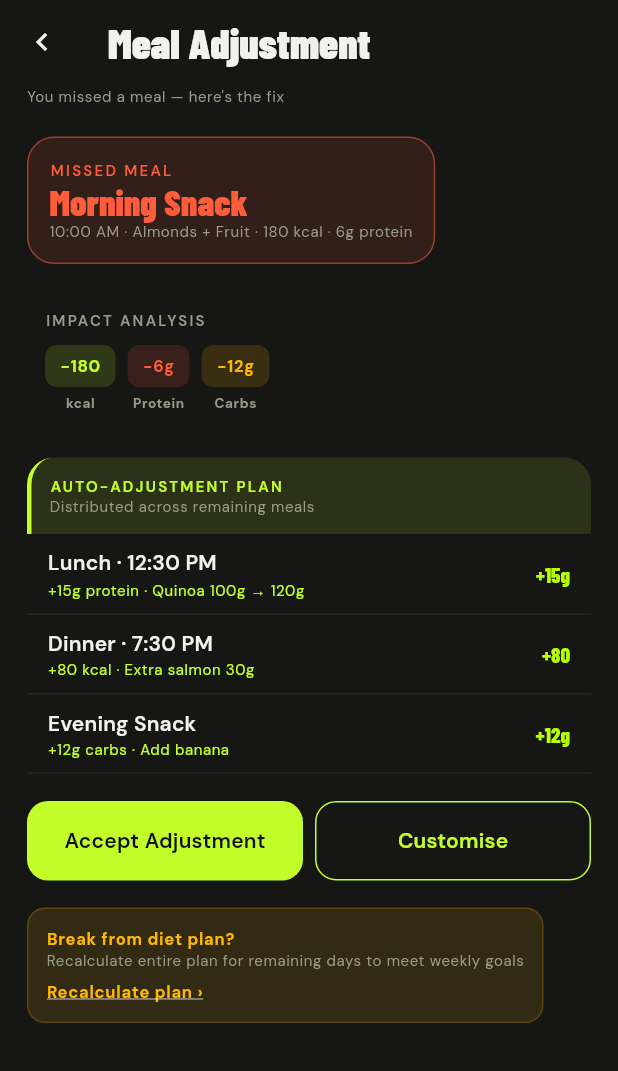
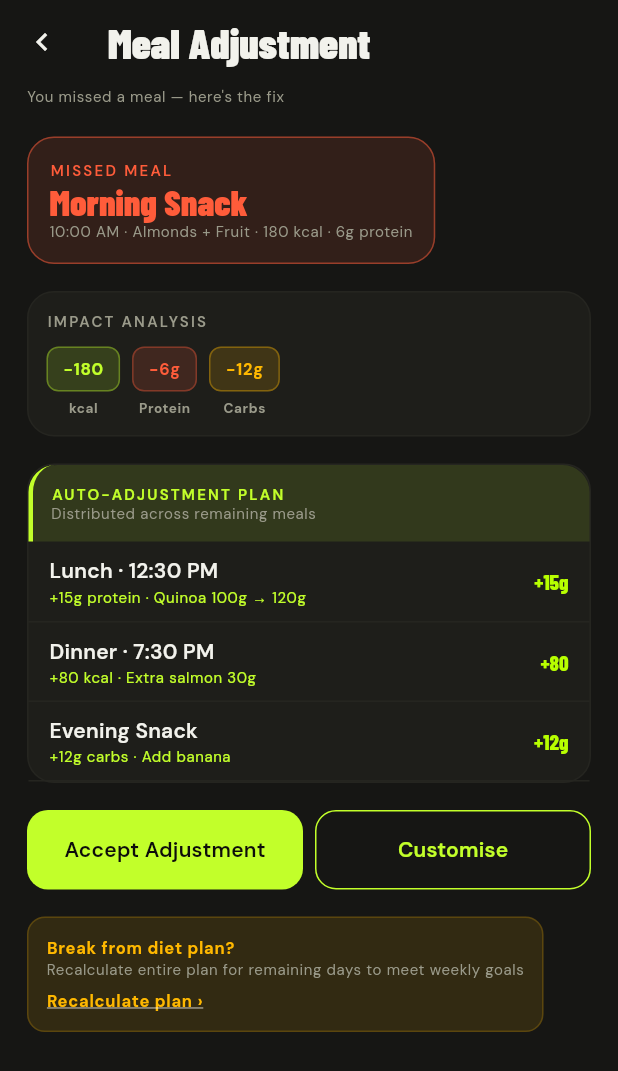
Before and after one commit to gaurav57606/prodiet, a Flutter app: the CompensationScreen screen opened by its route, on a phone screen of 412 x 824 dp. Shown: the top 1071 px of the screen. Run offline on Flutter 3.47's test engine with Material 3 defaults, Android fonts, the phone set to English and light mode, and no system bars; our stand-ins replace cached_network_image, flutter_riverpod, go_router, google_fonts, logger, shimmer.

Commit message:
style: refine Theme 2 widgets and water tracking UI

```diff
--- a/theme2/lib/shared/widgets/dm_card.dart
+++ b/theme2/lib/shared/widgets/dm_card.dart
@@ -27,9 +27,11 @@ class DmCard extends StatelessWidget {
 
     return Container(
       decoration: BoxDecoration(
-        color: backgroundColor ?? theme.colorScheme.surface,
+        color: backgroundColor ?? theme.colorScheme.surfaceContainerHighest,
         borderRadius: BorderRadius.circular(borderRadius ?? AppSpacing.radiusLarge),
-        border: borderSide != null ? Border.fromBorderSide(borderSide!) : null,
+        border: borderSide != null
+          ? Border.fromBorderSide(borderSide!)
+          : Border.all(color: theme.colorScheme.outline, width: 1),
         boxShadow: boxShadow,
       ),
       child: Material(
--- a/theme2/lib/shared/widgets/dm_macro_chip.dart
+++ b/theme2/lib/shared/widgets/dm_macro_chip.dart
@@ -43,6 +43,7 @@ class DmMacroChip extends StatelessWidget {
           decoration: BoxDecoration(
             color: color.withOpacity(0.15),
             borderRadius: BorderRadius.circular(8),
+            border: Border.all(color: color.withOpacity(0.35), width: 1),
           ),
           child: Text(
             value,
```
Also changed, not shown: theme2/lib/features/water/presentation/widgets/water_overdue_state.dart (+6 -3 lines).
